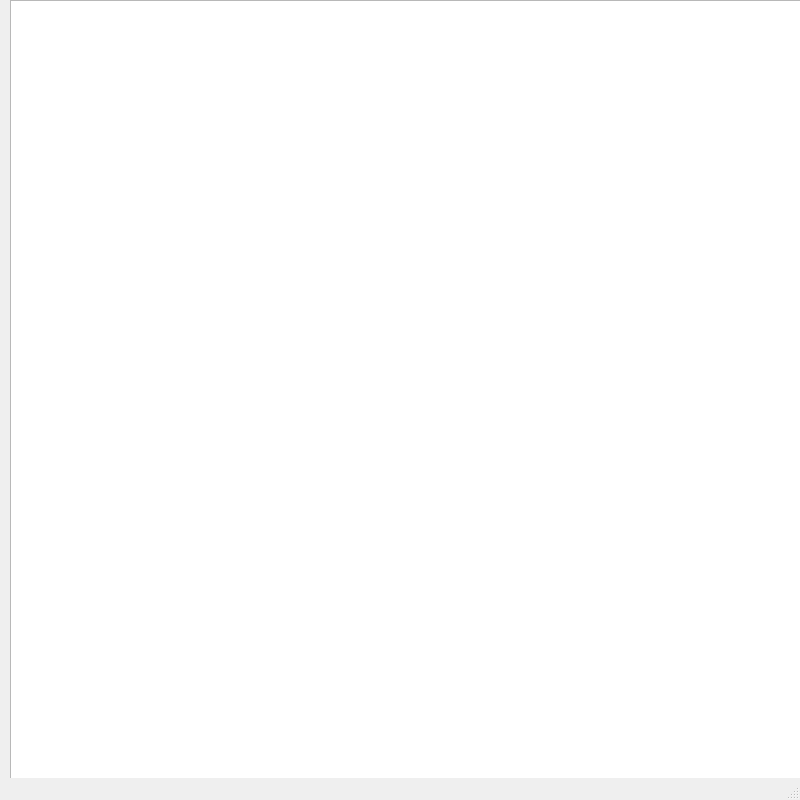
diegozuluaga737/laboratorio-5, file mainwindow.ui: the form before one commit.
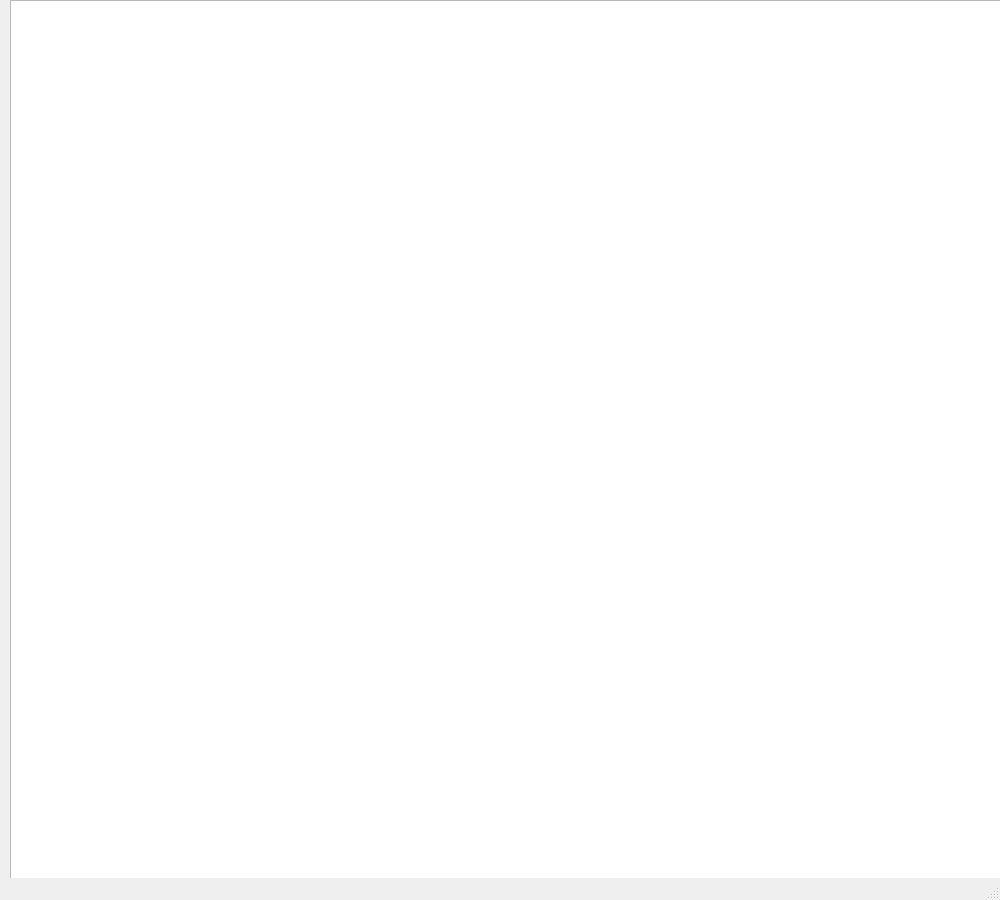
The form after the commit.

Patch:
```diff
--- a/mainwindow.ui
+++ b/mainwindow.ui
@@ -2,12 +2,15 @@
 <ui version="4.0">
  <class>MainWindow</class>
  <widget class="QMainWindow" name="MainWindow">
+  <property name="enabled">
+   <bool>true</bool>
+  </property>
   <property name="geometry">
    <rect>
     <x>0</x>
     <y>0</y>
-    <width>800</width>
-    <height>800</height>
+    <width>1000</width>
+    <height>900</height>
    </rect>
   </property>
   <property name="windowTitle">
@@ -19,8 +22,8 @@
      <rect>
       <x>10</x>
       <y>0</y>
-      <width>800</width>
-      <height>800</height>
+      <width>1000</width>
+      <height>900</height>
      </rect>
     </property>
    </widget>
```
Left out of the diff: 2 changed lines with no effect on the pictures.
